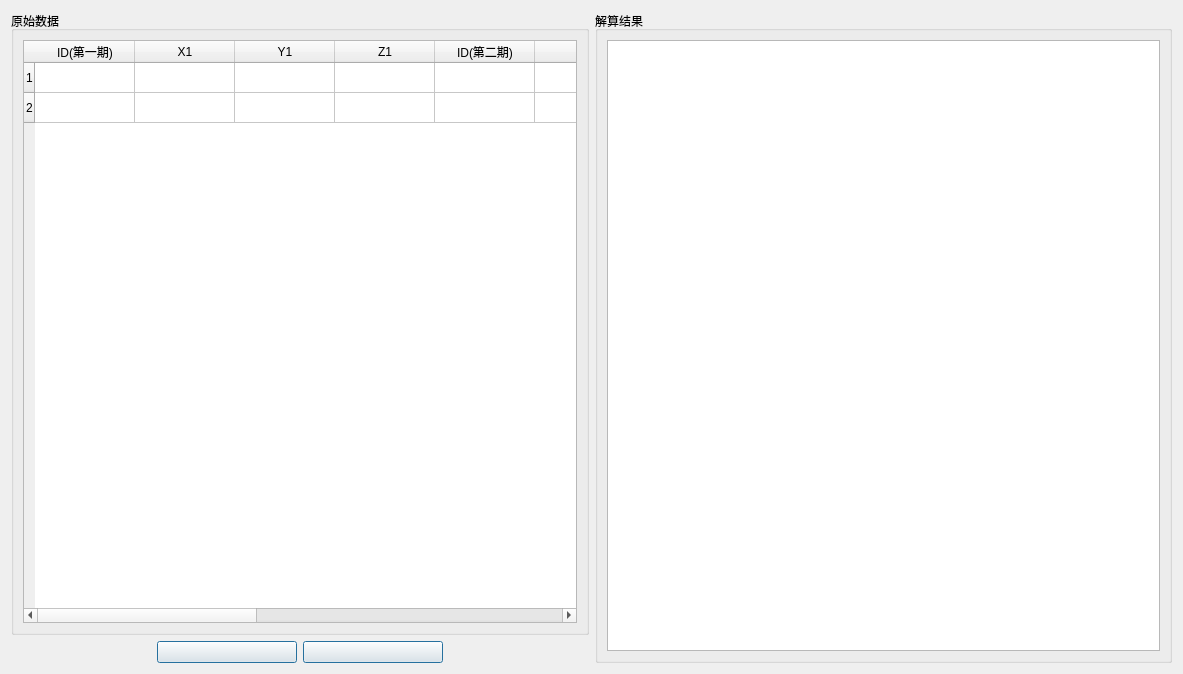
First picture: the form in window/stablePointGroupWight.ui, repository GanAHE/GNSSAMS, before the edit.
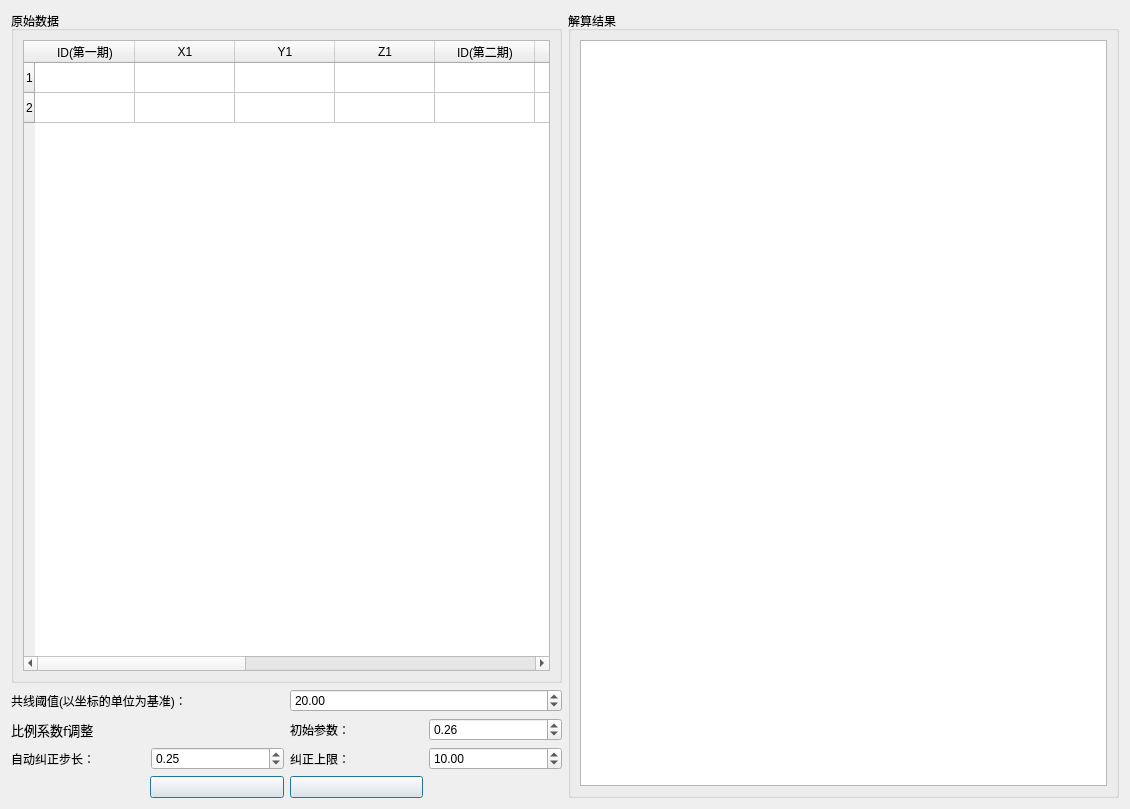
Second picture: the form after the edit. Icons and pictures are not drawn.

The edit to the form file:
```diff
--- a/window/stablePointGroupWight.ui
+++ b/window/stablePointGroupWight.ui
@@ -6,14 +6,14 @@
    <rect>
     <x>0</x>
     <y>0</y>
-    <width>1183</width>
-    <height>674</height>
+    <width>1130</width>
+    <height>809</height>
    </rect>
   </property>
   <property name="windowTitle">
    <string>Form</string>
   </property>
-  <layout class="QHBoxLayout" name="horizontalLayout_2">
+  <layout class="QHBoxLayout" name="horizontalLayout_8">
    <item>
     <layout class="QVBoxLayout" name="verticalLayout_2">
      <item>
@@ -99,6 +99,102 @@
        </layout>
       </widget>
      </item>
+     <item>
+      <layout class="QHBoxLayout" name="horizontalLayout_6">
+       <item>
+        <widget class="QLabel" name="label_7">
+         <property name="text">
+          <string>共线阈值(以坐标的单位为基准)：</string>
+         </property>
+        </widget>
+       </item>
+       <item>
+        <widget class="QDoubleSpinBox" name="spinBox_lineThreshold">
+         <property name="value">
+          <double>20.000000000000000</double>
+         </property>
+        </widget>
+       </item>
+      </layout>
+     </item>
+     <item>
+      <layout class="QHBoxLayout" name="horizontalLayout_7">
+       <item>
+        <widget class="QLabel" name="label_3">
+         <property name="font">
+          <font>
+           <family>黑体</family>
+           <pointsize>10</pointsize>
+          </font>
+         </property>
+         <property name="text">
+          <string>比例系数f调整</string>
+         </property>
+        </widget>
+       </item>
+       <item>
+        <layout class="QHBoxLayout" name="horizontalLayout_3">
+         <item>
+          <widget class="QLabel" name="label_6">
+           <property name="text">
+            <string>初始参数：</string>
+           </property>
+          </widget>
+         </item>
+         <item>
+          <widget class="QDoubleSpinBox" name="spinbox_sourcePara">
+           <property name="value">
+            <double>0.260000000000000</double>
+           </property>
+          </widget>
+         </item>
+        </layout>
+       </item>
+      </layout>
+     </item>
+     <item>
+      <layout class="QHBoxLayout" name="horizontalLayout_5">
+       <item>
+        <layout class="QHBoxLayout" name="horizontalLayout_4">
+         <item>
+          <widget class="QLabel" name="label_4">
+           <property name="text">
+            <string>自动纠正步长：</string>
+           </property>
+          </widget>
+         </item>
+         <item>
+          <widget class="QDoubleSpinBox" name="spinBox_step">
+           <property name="singleStep">
+            <double>0.250000000000000</double>
+           </property>
+           <property name="value">
+            <double>0.250000000000000</double>
+           </property>
+          </widget>
+         </item>
+        </layout>
+       </item>
+       <item>
+        <layout class="QHBoxLayout" name="horizontalLayout_2">
+         <item>
+          <widget class="QLabel" name="label_5">
+           <property name="text">
+            <string>纠正上限：</string>
+           </property>
+          </widget>
+         </item>
+         <item>
+          <widget class="QDoubleSpinBox" name="spinBox_up">
+           <property name="value">
+            <double>10.000000000000000</double>
+           </property>
+          </widget>
+         </item>
+        </layout>
+       </item>
+      </layout>
+     </item>
      <item>
       <layout class="QHBoxLayout" name="horizontalLayout">
        <item>
```
Left out of the diff: 21 changed lines with no effect on the pictures.
